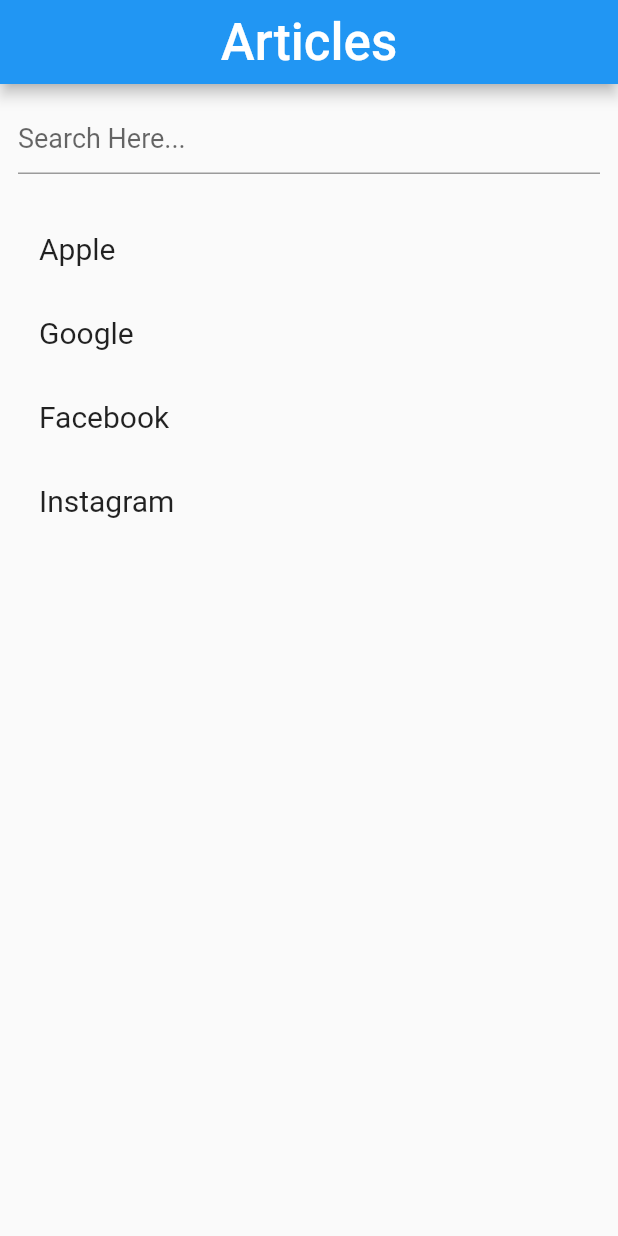
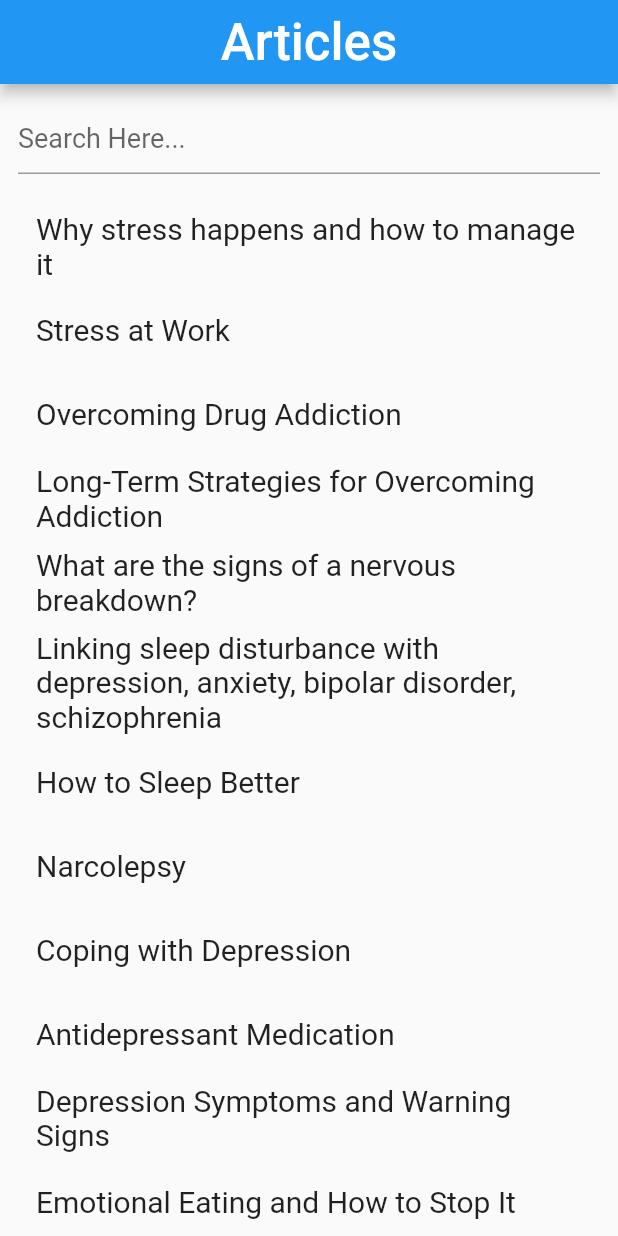
Before and after one commit to paarth-birla/Mental-Health-Chatbot, a Flutter app: the Articles screen opened directly, on a phone screen of 412 x 824 dp. Run offline on Flutter 3.47's test engine with Material 2 defaults, Android fonts, the phone set to English and light mode, and no system bars; our stand-ins replace google_fonts, simple_gradient_text; missing offline and left inert: flutter_launch; accounts and stored records are empty; Roboto replaces fonts that are missing (Andada).

Commit message:
Completed articles page

```diff
--- a/lib/pages/articles.dart
+++ b/lib/pages/articles.dart
@@ -15,17 +15,59 @@
   TextEditingController _textController = TextEditingController();
 
   static List<String> mainDataList = [
-    "Apple",
-    "Google",
-    "Facebook",
-    "Instagram",
+    "Why stress happens and how to manage it",
+    "Stress at Work",
+    "Overcoming Drug Addiction",
+    "Long-Term Strategies for Overcoming Addiction",
+    "What are the signs of a nervous breakdown?",
+    "Linking sleep disturbance with depression, anxiety, bipolar disorder, schizophrenia",
+    "How to Sleep Better",
+    "Narcolepsy",
+    "Coping with Depression",
+    "Antidepressant Medication",
+    "Depression Symptoms and Warning Signs",
+    "Emotional Eating and How to Stop It",
+    "Relaxation Techniques for Stress Relief",
+    "Are You Feeling Suicidal?",
+    "How to cope with bipolar disorder",
+    "Post-Traumatic Stress Disorder (PTSD)",
+    "Anxiety Disorders and Anxiety Attacks",
   ];
 
   static Map<String, String> links = {
-    "Apple": "https://www.apple.com/in/",
-    "Google": "https://www.google.co.in/",
-    "Facebook": "https://www.facebook.com/",
-    "Instagram": "https://www.instagram.com/",
+    "Why stress happens and how to manage it":
+        "https://www.medicalnewstoday.com/articles/145855",
+    "Stress at Work":
+        "https://www.helpguide.org/articles/stress/stress-in-the-workplace.htm",
+    "Overcoming Drug Addiction":
+        "https://www.helpguide.org/articles/addictions/overcoming-drug-addiction.htm",
+    "Long-Term Strategies for Overcoming Addiction":
+        "https://www.verywellmind.com/overcoming-addiction-4157285",
+    "What are the signs of a nervous breakdown?":
+        "https://www.medicalnewstoday.com/articles/321018",
+    "Linking sleep disturbance with depression, anxiety, bipolar disorder, schizophrenia":
+        "https://www.medicalnewstoday.com/articles/linking-sleep-disturbance-with-depression-anxiety-bipolar-schizophrenia",
+    "How to Sleep Better":
+        "https://www.helpguide.org/articles/sleep/getting-better-sleep.htm",
+    "Narcolepsy": "https://www.helpguide.org/articles/sleep/narcolepsy.htm",
+    "Coping with Depression":
+        "https://www.helpguide.org/articles/depression/coping-with-depression.htm",
+    "Antidepressant Medication":
+        "https://www.helpguide.org/articles/depression/antidepressant-medication.htm",
+    "Depression Symptoms and Warning Signs":
+        "https://www.helpguide.org/articles/depression/depression-symptoms-and-warning-signs.htm",
+    "Emotional Eating and How to Stop It":
+        "https://www.helpguide.org/articles/diets/emotional-eating.htm",
+    "Relaxation Techniques for Stress Relief":
+        "https://www.helpguide.org/articles/stress/relaxation-techniques-for-stress-relief.htm",
+    "Are You Feeling Suicidal?":
+        "https://www.helpguide.org/articles/suicide-prevention/are-you-feeling-suicidal.htm",
+    "How to cope with bipolar disorder":
+        "https://www.helpguide.org/articles/bipolar-disorder/living-with-bipolar-disorder.htm",
+    "Post-Traumatic Stress Disorder (PTSD)":
+        "https://www.helpguide.org/articles/ptsd-trauma/ptsd-symptoms-self-help-treatment.htm",
+    "Anxiety Disorders and Anxiety Attacks":
+        "https://www.helpguide.org/articles/anxiety/anxiety-disorders-and-anxiety-attacks.htm"
   };
 
   // Copy Main List into New List.
@@ -79,7 +121,7 @@
           ),
           Expanded(
             child: ListView(
-              padding: EdgeInsets.all(10.0),
+              padding: EdgeInsets.all(8.0),
               children: newDataList.map((data) {
                 return ListTile(
                   title: Text(
```
